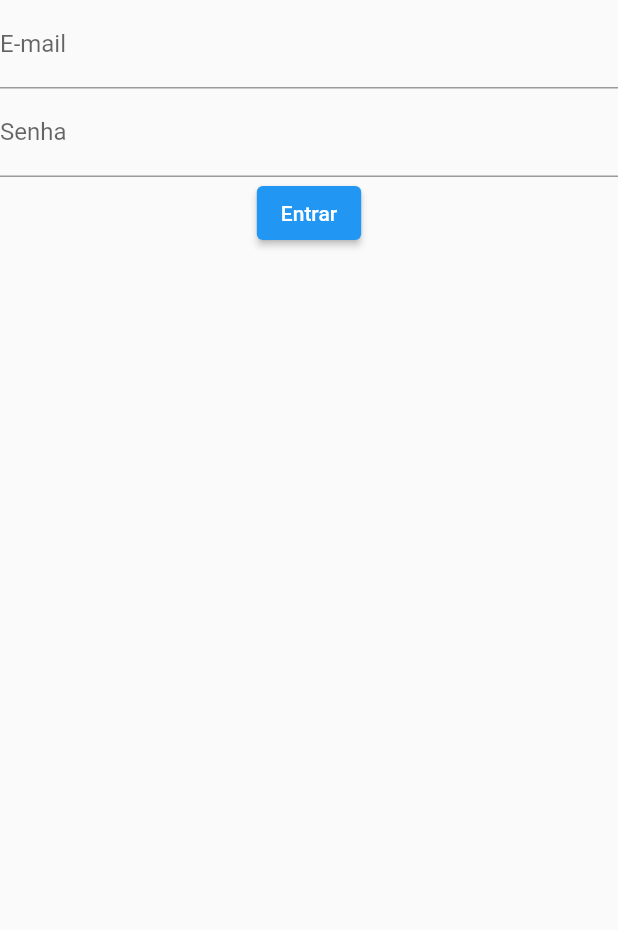
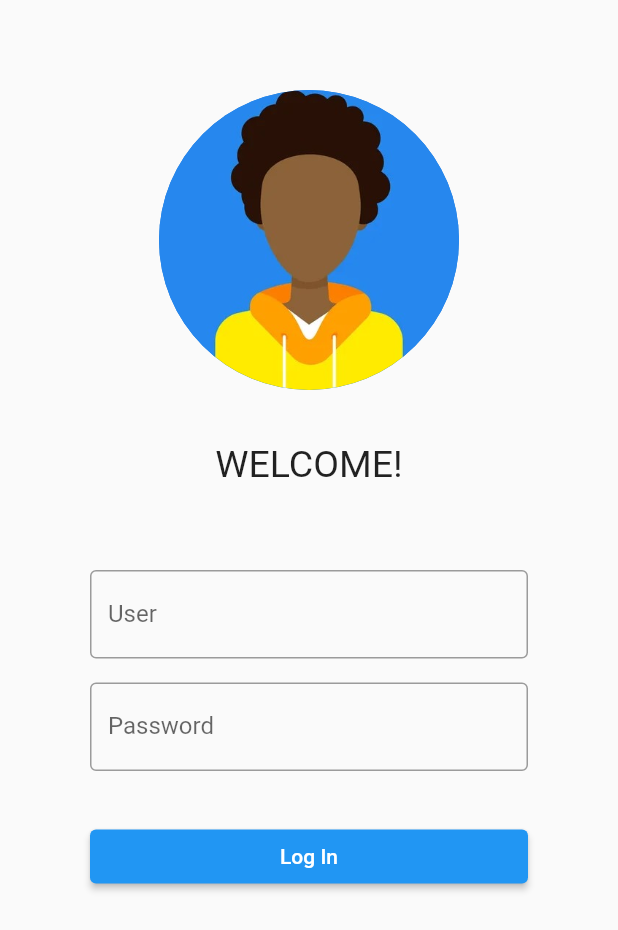
Before and after one commit to Maahrcy/study_app, a Flutter app: the screen it shows after launch, on a phone screen of 412 x 824 dp. Shown: the top 930 px of the screen. Run offline on Flutter 3.47's test engine with Material 2 defaults, Android fonts, the phone set to English and light mode, and no system bars; our stand-ins replace google_fonts; missing offline and left inert: dart:html.

Commit message:
Update login.dart

```diff
--- a/lib/login_page/login.dart
+++ b/lib/login_page/login.dart
@@ -25,41 +25,65 @@ class _LoginState extends State<Login> {
 
   buildBody() {
     return Container(
+      margin: EdgeInsets.all(20),
+      padding: EdgeInsets.all(40),
       child: Form(
         key: _formKey,
         child: Column(
+          crossAxisAlignment: CrossAxisAlignment.stretch,
           children: [
+            Container(
+                height: 200,
+                width: 200,
+                child: CircleAvatar(
+                  backgroundImage: AssetImage('assets/images/perfil.jpg'),
+                )),
+            const SizedBox(height: 35),
+            Align(
+                alignment: Alignment.topCenter,
+                child: Text("WELCOME!",
+                    textDirection: TextDirection.ltr,
+                    style: TextStyle(fontSize: 25))),
+            const SizedBox(height: 28),
+            const SizedBox(height: 28),
             TextFormField(
               validator: (value) {
-                if (value == null || value.isEmpty) {
-                  return 'E-mail obrigatório';
+                if (value == null || value!.isEmpty) {
+                  return 'Campo e-mail obrigatório';
                 }
                 return null;
               },
-              decoration: InputDecoration(labelText: 'E-mail'),
               controller: userController,
+              decoration: const InputDecoration(
+                  border: OutlineInputBorder(), labelText: 'User'),
             ),
+            const SizedBox(height: 16),
             TextFormField(
               obscureText: true,
               validator: (value) {
                 if (value == null || value.isEmpty) {
-                  return 'Senha obrigatória';
+                  return 'Campo senha obrigatório';
+                } else if (value.length < 6) {
+                  return 'Senha deve possuir no mínimo 6 digitos';
                 }
+
                 return null;
               },
-              decoration: InputDecoration(labelText: 'Senha'),
+              decoration: const InputDecoration(
+                  border: OutlineInputBorder(), labelText: 'Password'),
               controller: passController,
             ),
+            const SizedBox(height: 33),
             ElevatedButton(
               onPressed: () {
-                  if(_formKey.currentState!.validate()){
+                if (_formKey.currentState!.validate()) {
                   String userInput = userController.text;
                   String passInput = passController.text;
 
                   String user = 'fulano@example.com';
                   String password = '123456';
 
-                    if(user == userInput && password == passInput) {
+                  if (user == userInput && password == passInput) {
                     Navigator.pushReplacement(
                       context,
                       MaterialPageRoute(
@@ -74,8 +98,12 @@ class _LoginState extends State<Login> {
                         builder: (context) {
                           return AlertDialog(
                             content: Text('Usuário/Senha incorreto(s)'),
-                          actions: <Widget> [
-                            TextButton(onPressed: () {Navigator.pop(context);}, child: Text('OK'))
+                            actions: <Widget>[
+                              TextButton(
+                                  onPressed: () {
+                                    Navigator.pop(context);
+                                  },
+                                  child: Text('OK'))
                             ],
                           );
                         });
@@ -83,7 +111,13 @@ class _LoginState extends State<Login> {
                   }
                 }
               },
-                child: Text('Entrar'))
+              child: Row(
+                mainAxisAlignment: MainAxisAlignment.center,
+                children: [
+                  Text('Log In'),
+                ],
+              ),
+            ),
           ],
         ),
       ),
```
Lines whose indentation alone changed are shown as unchanged.
